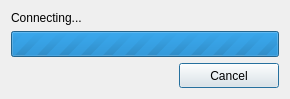
Old version of the form ui/checkupdates.ui in the repository ckorn/xvst.
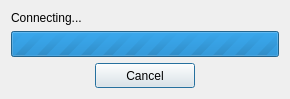
New version of the form. Icons and pictures are not drawn.

```diff
--- a/ui/checkupdates.ui
+++ b/ui/checkupdates.ui
@@ -29,8 +29,6 @@
   </property>
   <layout class="QGridLayout" >
    <item row="0" column="0" >
-    <layout class="QVBoxLayout" >
-     <item>
       <widget class="QLabel" name="lblUpdating" >
        <property name="text" >
         <string>Connecting...</string>
@@ -62,7 +60,7 @@
        </property>
       </widget>
      </item>
-     <item>
+   <item row="2" column="0" >
       <layout class="QHBoxLayout" >
        <item>
         <spacer>
@@ -71,7 +69,7 @@
          </property>
          <property name="sizeHint" >
           <size>
-           <width>161</width>
+         <width>111</width>
            <height>25</height>
           </size>
          </property>
@@ -90,7 +88,18 @@
          </property>
         </widget>
        </item>
-      </layout>
+     <item>
+      <spacer>
+       <property name="orientation" >
+        <enum>Qt::Horizontal</enum>
+       </property>
+       <property name="sizeHint" >
+        <size>
+         <width>111</width>
+         <height>25</height>
+        </size>
+       </property>
+      </spacer>
      </item>
     </layout>
    </item>
```
Left out of the diff: 2 changed lines with no effect on the pictures. Lines whose indentation alone changed are shown as unchanged.
